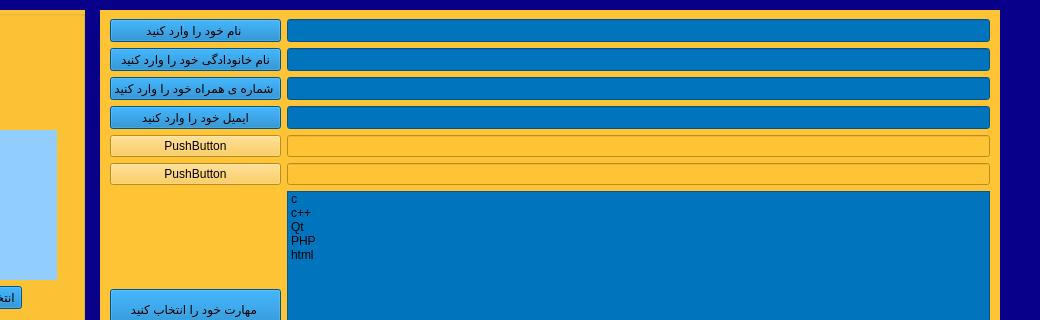
First picture: the form in full_information.ui, repository mahan109910/linking_me, before the edit; both pictures show x 160 to 1200 and y 195 to 515 of the 1200 by 700 pixel window.
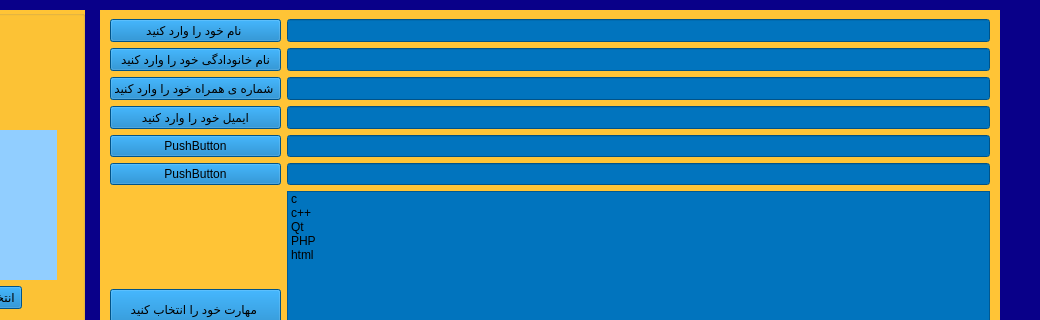
Second picture: the form after the edit. Icons and pictures are not drawn.

Patch:
```diff
--- a/full_information.ui
+++ b/full_information.ui
@@ -178,7 +178,11 @@
        </widget>
       </item>
       <item row="4" column="1">
-       <widget class="QLineEdit" name="lineEdit_password"/>
+       <widget class="QLineEdit" name="lineEdit_password">
+        <property name="styleSheet">
+         <string notr="true">background-color: rgb(1, 116, 190);</string>
+        </property>
+       </widget>
       </item>
       <item row="3" column="1">
        <widget class="QLineEdit" name="emailLineEdit">
@@ -288,6 +292,9 @@
       </item>
       <item row="4" column="0">
        <widget class="QPushButton" name="pushButton_password">
+        <property name="styleSheet">
+         <string notr="true">background-color: rgb(1, 116, 190);</string>
+        </property>
         <property name="text">
          <string>PushButton</string>
         </property>
@@ -295,13 +302,20 @@
       </item>
       <item row="5" column="0">
        <widget class="QPushButton" name="pushButton_id">
+        <property name="styleSheet">
+         <string notr="true">background-color: rgb(1, 116, 190);</string>
+        </property>
         <property name="text">
          <string>PushButton</string>
         </property>
        </widget>
       </item>
       <item row="5" column="1">
-       <widget class="QLineEdit" name="lineEdit_id"/>
+       <widget class="QLineEdit" name="lineEdit_id">
+        <property name="styleSheet">
+         <string notr="true">background-color: rgb(1, 116, 190);</string>
+        </property>
+       </widget>
       </item>
       <item row="0" column="1">
        <widget class="QLineEdit" name="lineEdit_name">
```
